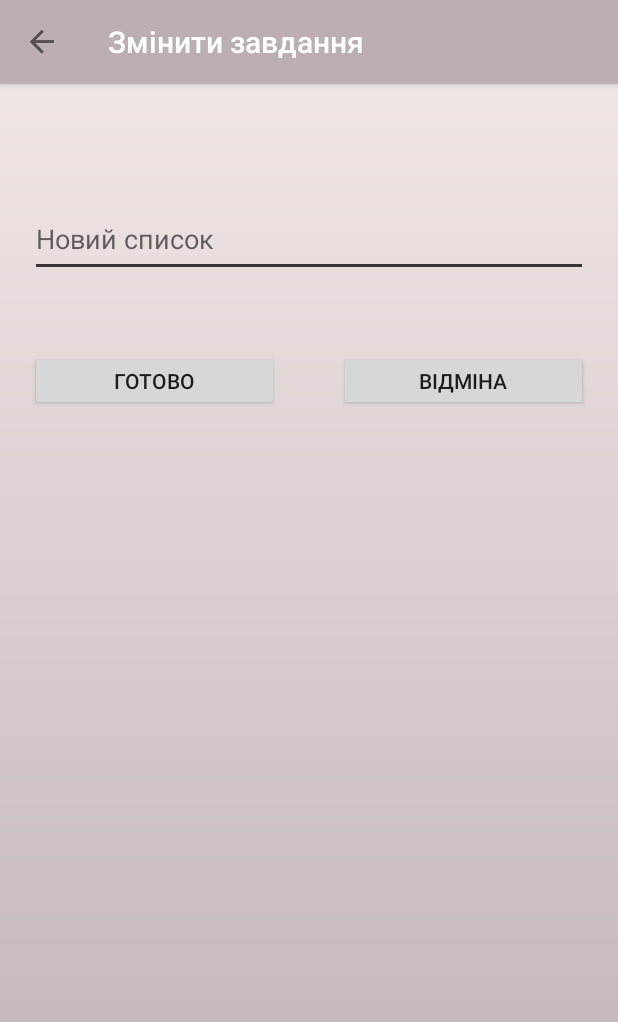
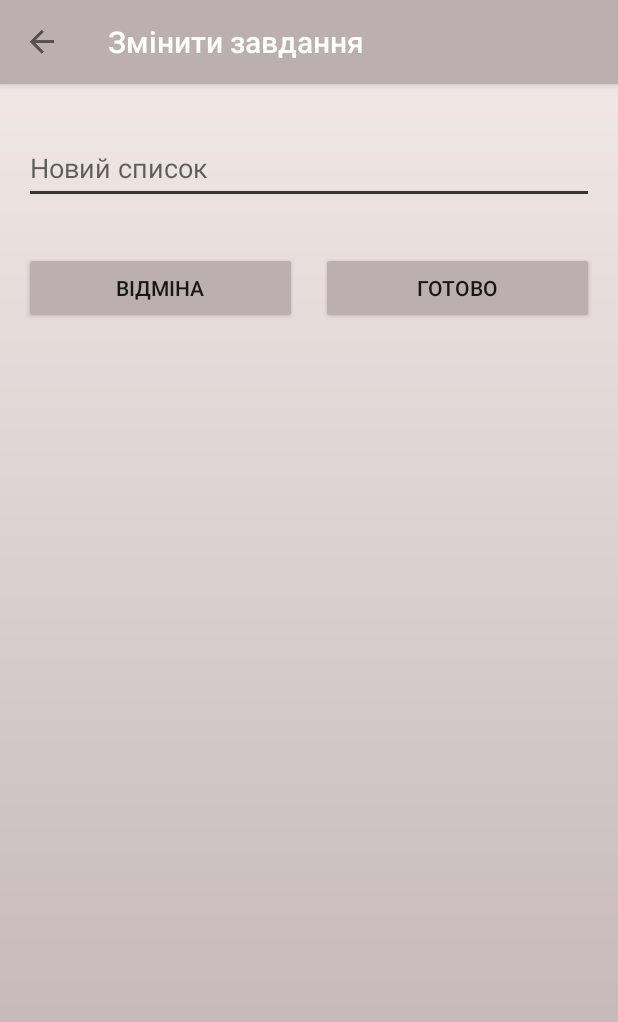
Before and after one commit to vmarch/ShoppingList, an Android app: the EditItem screen opened directly, with no data from a screen before it, on a phone screen of 412 x 824 dp. Shown: the top 1022 px of the screen. Run offline under Robolectric (Android 15) with nearby library versions, the phone set to English and light mode, and no system bars.

Commit message:
Style changes.

```diff
--- a/app/src/main/java/devtolife/shoppinglist/MainList.java
+++ b/app/src/main/java/devtolife/shoppinglist/MainList.java
@@ -300,11 +300,7 @@ public class MainList extends AppCompatActivity {
         c.close();
     }
 
-//    @Override
-//    public boolean onCreateOptionsMenu(Menu menu) {
-//        getMenuInflater().inflate(R.menu.menu_main, menu);
-//        return true;
-//    }
+
 
     @Override
     protected void onRestart() {
--- a/app/src/main/java/devtolife/shoppinglist/menu_action/PrivacyPolicy.java
+++ b/app/src/main/java/devtolife/shoppinglist/menu_action/PrivacyPolicy.java
@@ -57,7 +57,6 @@ public class PrivacyPolicy extends AppCompatActivity implements View.OnClickList
         switch (item.getItemId()) {
             case R.id.menu_eng: {
                 privacy.setText(Html.fromHtml(getString(R.string.privacy_full_eng)));
-
                 break;
             }
             case R.id.menu_ukr: {
--- a/app/src/main/res/layout/edit_item_layout.xml
+++ b/app/src/main/res/layout/edit_item_layout.xml
@@ -6,7 +6,6 @@
     android:layout_height="match_parent"
     android:gravity="top"
     android:orientation="vertical"
-    android:weightSum="1"
     tools:context="devtolife.shoppinglist.EditItem">
 
     <android.support.design.widget.AppBarLayout
@@ -25,57 +24,60 @@
 
     <LinearLayout
         android:layout_width="match_parent"
-        android:layout_height="148dp"
+        android:layout_height="wrap_content"
         android:layout_gravity="top"
         android:gravity="center"
+        android:layout_marginTop="16dp"
         android:orientation="horizontal"
-        tools:context="devtolife.shoppinglist.EditItem">
+        android:paddingBottom="@dimen/activity_vertical_margin"
+        android:paddingLeft="@dimen/activity_horizontal_margin"
+        android:paddingRight="@dimen/activity_horizontal_margin"
+        android:paddingTop="@dimen/activity_vertical_margin">
 
         <EditText
             android:id="@+id/edit_of_item"
-            android:layout_width="0dp"
-            android:layout_height="50dp"
+            android:layout_width="match_parent"
+            android:layout_height="48dp"
             android:layout_gravity="center_vertical|center_horizontal|center"
-            android:layout_marginLeft="20dp"
-            android:layout_marginRight="20dp"
-            android:layout_marginTop="30dp"
-            android:layout_weight="1"
+            android:gravity="center_vertical"
             android:hint="@string/set_name"
             android:imeOptions="actionDone"
             android:inputType="textCapSentences"
-            android:maxLength="50"
-            android:maxLines="2"
-            tools:ignore="NestedWeights"
+            android:maxLength="22"
             tools:text="Name" />
     </LinearLayout>
 
     <LinearLayout
         android:layout_width="match_parent"
         android:layout_height="wrap_content"
-        android:layout_weight="0.14"
-        android:orientation="horizontal">
+        android:orientation="horizontal"
+        android:paddingBottom="@dimen/activity_vertical_margin"
+        android:paddingLeft="@dimen/activity_horizontal_margin"
+        android:paddingRight="@dimen/activity_horizontal_margin"
+        android:paddingTop="@dimen/activity_vertical_margin">
         <!--TODO normal buttons-->
-        <Button
-            android:id="@+id/ok_new_text"
-            android:layout_width="50dp"
-            android:layout_height="40dp"
-            android:layout_gravity="top|center_vertical|center_horizontal|center"
-            android:layout_marginLeft="20dp"
-            android:layout_marginRight="20dp"
-            android:layout_marginTop="30dp"
-            android:layout_weight="1"
-            android:text="@string/btn_edit_ok" />
 
         <Button
             android:id="@+id/cancel_new_text"
-            android:layout_width="50dp"
-            android:layout_height="40dp"
+            android:layout_width="0dp"
+            android:layout_height="wrap_content"
             android:layout_gravity="top|center_vertical|center_horizontal|center"
-            android:layout_marginLeft="20dp"
-            android:layout_marginRight="20dp"
-            android:layout_marginTop="30dp"
             android:layout_weight="1"
-            android:text="@string/btn_edit_cancel" />
+            android:layout_marginRight="8dp"
+            android:text="@string/btn_cancel"
+            android:textSize="14dp"
+            android:layout_marginEnd="8dp" />
+
+        <Button
+            android:id="@+id/ok_new_text"
+            android:layout_width="0dp"
+            android:layout_height="wrap_content"
+            android:layout_gravity="top|center_vertical|center_horizontal|center"
+            android:layout_weight="1"
+            android:layout_marginLeft="8dp"
+            android:textSize="14dp"
+            android:layout_marginStart="8dp"
+            android:text="@string/btn_edit_ok" />
 
     </LinearLayout>
 
--- a/app/src/main/res/layout/main_layout.xml
+++ b/app/src/main/res/layout/main_layout.xml
@@ -7,7 +7,6 @@
     android:statusBarColor="@android:color/transparent"
     android:weightSum="1"
     android:windowDrawsSystemBarBackgrounds="true">
-
 
     <android.support.v4.widget.DrawerLayout xmlns:android="http://schemas.android.com/apk/res/android"
         xmlns:app="http://schemas.android.com/apk/res-auto"
@@ -19,10 +18,10 @@
         <ListView
             android:id="@+id/list_table"
             android:layout_width="match_parent"
-            android:layout_height="342dp"
+            android:layout_height="wrap_content"
             android:layout_weight="0.14"
             android:divider="@android:drawable/divider_horizontal_bright"
-            android:dividerHeight="2dp"
+            android:dividerHeight="3dp"
             android:scrollbars="vertical" />
 
         <android.support.design.widget.CoordinatorLayout
--- a/app/src/main/res/values/styles.xml
+++ b/app/src/main/res/values/styles.xml
@@ -9,6 +9,7 @@
             <item name="editTextBackground">@color/colorMoreLightBlue</item>
             <item name="android:gravity">center_vertical</item>
             <item name="android:textViewStyle">@style/TextStyle</item>
+            <item name="colorButtonNormal">@color/colorPrimaryBlue</item>
         </style>
 
         <style name="AppThemeGreen" parent="@style/Theme.AppCompat.Light.NoActionBar">
@@ -19,6 +20,7 @@
             <item name="editTextBackground">@color/colorMoreLightGreen</item>
             <item name="android:gravity">center_vertical</item>
             <item name="android:textViewStyle">@style/TextStyle</item>
+            <item name="colorButtonNormal">@color/colorPrimaryGreen</item>
         </style>
 
         <style name="AppThemeYellow" parent="@style/Theme.AppCompat.Light.NoActionBar">
@@ -29,6 +31,7 @@
             <item name="editTextBackground">@color/colorMoreLightYellow</item>
             <item name="android:gravity">center_vertical</item>
             <item name="android:textViewStyle">@style/TextStyle</item>
+            <item name="colorButtonNormal">@color/colorPrimaryYellow</item>
         </style>
 
         <style name="AppThemeGrey" parent="@style/Theme.AppCompat.Light.NoActionBar">
@@ -39,6 +42,7 @@
             <item name="editTextBackground">@color/colorMoreLightGrey</item>
             <item name="android:gravity">center_vertical</item>
             <item name="android:textViewStyle">@style/TextStyle</item>
+            <item name="colorButtonNormal">@color/colorPrimaryGrey</item>
         </style>
 
         <style name="AppThemePink" parent="@style/Theme.AppCompat.Light.NoActionBar">
@@ -49,6 +53,7 @@
             <item name="editTextBackground">@color/colorMoreLightPink</item>
             <item name="android:gravity">center_vertical</item>
             <item name="android:textViewStyle">@style/TextStyle</item>
+            <item name="colorButtonNormal">@color/colorPrimaryPink</item>
 
         </style>
 
```
Also changed, not shown: app/build.gradle (+7 -12 lines), app/src/main/res/layout/create_table_layout.xml (+30 -39 lines), app/src/main/res/layout/main_item.xml (+4 -3 lines), app/src/main/res/layout/navheader.xml (+4 -7 lines), build.gradle (+3 -8 lines), gradle/wrapper/gradle-wrapper.properties, 2 other files.
